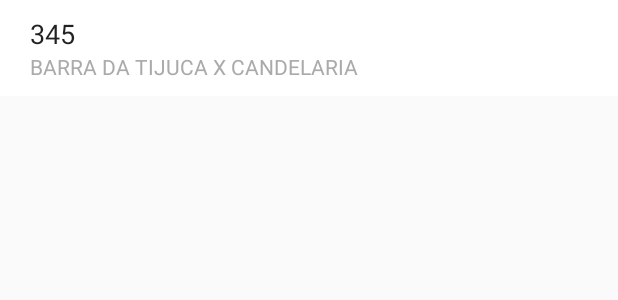
After one commit to RioBus/android-app, an Android app: the layout history_adapter_child.xml on its own in the app's theme, with its tools: preview values and no code run, on a phone screen of 412 x 824 dp. The commit adds this screen. Shown: the top 300 px of the screen. Run offline under Robolectric (Android 15) with nearby library versions, the phone set to English and light mode, and no system bars.

Commit message:
Adding history view

```diff
--- /dev/null
+++ b/app/src/main/res/layout/history_adapter_child.xml
@@ -0,0 +1,43 @@
+<LinearLayout xmlns:android="http://schemas.android.com/apk/res/android"
+    android:layout_width="match_parent"
+    android:layout_height="wrap_content"
+    xmlns:tools="http://schemas.android.com/tools"
+    android:orientation="vertical"
+    android:id="@+id/item_container"
+    android:background="@color/white"
+    tools:context=".search.MainFragment">
+
+    <LinearLayout
+        android:orientation="horizontal"
+        android:layout_width="match_parent"
+        android:paddingLeft="20dp"
+        android:paddingRight="20dp"
+        android:layout_height="64dp">
+
+        <LinearLayout
+            android:orientation="vertical"
+            android:layout_width="match_parent"
+            android:layout_height="match_parent"
+            android:layout_weight="9"
+            android:gravity="center_vertical">
+
+            <TextView
+                android:text="345"
+                android:layout_width="match_parent"
+                android:layout_height="wrap_content"
+                android:id="@+id/txtTitle"
+                android:textAppearance="@style/TextAppearance.AppCompat"
+                android:textSize="18sp" />
+
+            <TextView
+                android:text="BARRA DA TIJUCA X CANDELARIA"
+                android:layout_width="match_parent"
+                android:layout_height="wrap_content"
+                android:id="@+id/txtDescription"
+                android:textAppearance="@style/TextAppearance.AppCompat"
+                android:textSize="14sp"
+                android:textColor="@android:color/darker_gray" />
+        </LinearLayout>
+
+    </LinearLayout>
+</LinearLayout>
```
Also changed, not shown: app/build.gradle (+8 -7 lines), app/src/main/java/com/tormentaLabs/riobus/common/dao/HistoryDAO.java (+11 -9 lines), app/src/main/java/com/tormentaLabs/riobus/history/DateItem.java (added, +46 -0 lines), app/src/main/java/com/tormentaLabs/riobus/history/DateItemViewHolder.java (added, +25 -0 lines), app/src/main/java/com/tormentaLabs/riobus/history/HistoryActivity.java (+37 -0 lines), app/src/main/java/com/tormentaLabs/riobus/history/HistoryAdapter.java (added, +48 -0 lines), app/src/main/java/com/tormentaLabs/riobus/history/LineViewHolder.java (added, +28 -0 lines), app/src/main/res/layout/history_activity.xml (+4 -8 lines), app/src/main/res/layout/history_adapter_parent.xml (added, +26 -0 lines), 1 other file.
